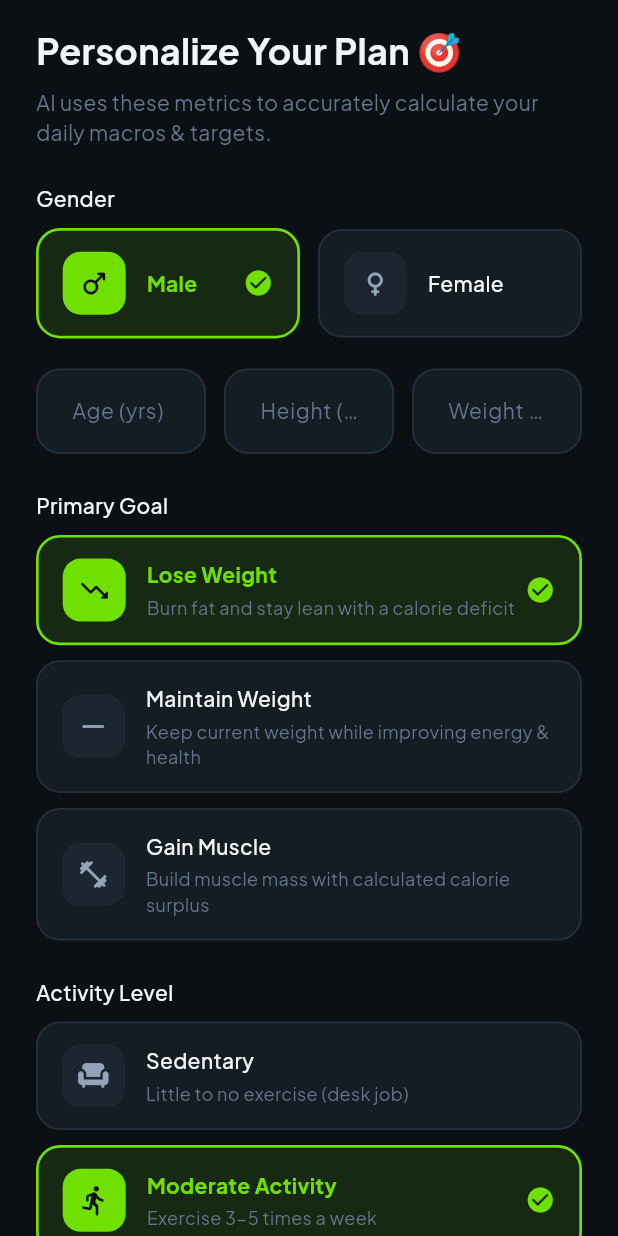
After one commit to shimaakhaled1410-hue/CaloGram-flutter, a Flutter app: the GoalSetupView screen opened by its route, on a phone screen of 412 x 824 dp. The commit adds this screen. Run offline on Flutter 3.47's test engine with Material 3 defaults, Android fonts, the phone set to English and light mode, and no system bars; our stand-ins replace device_preview, get_it, go_router, google_fonts, shared_preferences; accounts and stored records are empty.

Commit message:
Implement goal setup feature and refactor navigation to context extensions

```diff
--- a/lib/core/router/app_router.dart
+++ b/lib/core/router/app_router.dart
@@ -1,6 +1,7 @@
 import 'package:calogram_flutter/core/router/app_routes.dart';
 import 'package:calogram_flutter/features/presentation/auth/login_view.dart';
 import 'package:calogram_flutter/features/presentation/auth/register_view.dart';
+import 'package:calogram_flutter/features/presentation/goal_setup/goal_setup_view.dart';
 import 'package:calogram_flutter/features/presentation/onboarding/onboarding_view.dart';
 import 'package:calogram_flutter/features/presentation/splash/splash_view.dart';
 import 'package:go_router/go_router.dart';
@@ -26,6 +27,10 @@ abstract class AppRouter {
         path: AppRoutes.registerScreen,
         builder: (context, state) => const RegisterView(),
       ),
+      GoRoute(
+        path: AppRoutes.goalSetupScreen,
+        builder: (context, state) => const GoalSetupView(),
+      ),
     ],
   );
 }
--- a/lib/core/router/app_routes.dart
+++ b/lib/core/router/app_routes.dart
@@ -3,5 +3,6 @@ abstract class AppRoutes {
   static const String onboardingScreen = '/onboardingScreen';
   static const String loginScreen = '/loginScreen';
   static const String registerScreen = '/registerScreen';
+  static const String goalSetupScreen = '/goalSetupScreen';
   static const String dashboardScreen = '/dashboardScreen';
 }
--- a/lib/features/presentation/auth/widgets/login_view_body.dart
+++ b/lib/features/presentation/auth/widgets/login_view_body.dart
@@ -32,7 +32,7 @@ class _LoginViewBodyState extends State<LoginViewBody> {
   Future<void> _continueAsGuest() async {
     await CacheHelper.setData(key: AppConstants.isGuestUser, value: true);
     if (!mounted) return;
-    GoRouter.of(context).pushReplacement(AppRoutes.dashboardScreen);
+    context.go(AppRoutes.goalSetupScreen);
   }
 
   @override
@@ -70,7 +70,7 @@ class _LoginViewBodyState extends State<LoginViewBody> {
                 ),
                 const SizedBox(height: 32),
                 Text(
-                  'Welcome Back 👋',
+                  'Welcome Back!',
                   style: AppTextStyles.font28BoldWhite,
                 ),
                 const SizedBox(height: 8),
@@ -137,8 +137,7 @@ class _LoginViewBodyState extends State<LoginViewBody> {
                   text: 'Log In',
                   onPressed: () {
                     if (_formKey.currentState!.validate()) {
-                      GoRouter.of(context)
-                          .pushReplacement(AppRoutes.dashboardScreen);
+                      context.go(AppRoutes.goalSetupScreen);
                     }
                   },
                 ),
@@ -173,7 +172,7 @@ class _LoginViewBodyState extends State<LoginViewBody> {
                     ),
                     GestureDetector(
                       onTap: () {
-                        GoRouter.of(context).push(AppRoutes.registerScreen);
+                        context.push(AppRoutes.registerScreen);
                       },
                       child: Text(
                         'Sign Up',
--- a/lib/features/presentation/auth/widgets/register_form.dart
+++ b/lib/features/presentation/auth/widgets/register_form.dart
@@ -97,7 +97,7 @@ class _RegisterFormState extends State<RegisterForm> {
             text: 'Create Account',
             onPressed: () {
               if (_formKey.currentState!.validate()) {
-                GoRouter.of(context).pushReplacement(AppRoutes.dashboardScreen);
+                context.go(AppRoutes.goalSetupScreen);
               }
             },
           ),
--- a/lib/features/presentation/auth/widgets/register_view_body.dart
+++ b/lib/features/presentation/auth/widgets/register_view_body.dart
@@ -16,9 +16,11 @@ class RegisterViewBody extends StatelessWidget {
           child: Column(
             crossAxisAlignment: CrossAxisAlignment.start,
             children: [
-              Text(
-                'Create Account 🚀',
-                style: AppTextStyles.font28BoldWhite,
+              Center(
+                child: Text(
+                  'Create Account',
+                  style: AppTextStyles.font28BoldWhite,
+                ),
               ),
               const SizedBox(height: 8),
               Text(
--- /dev/null
+++ b/lib/features/presentation/goal_setup/goal_setup_view.dart
@@ -0,0 +1,13 @@
+import 'package:flutter/material.dart';
+import 'widgets/goal_setup_view_body.dart';
+
+class GoalSetupView extends StatelessWidget {
+  const GoalSetupView({super.key});
+
+  @override
+  Widget build(BuildContext context) {
+    return const Scaffold(
+      body: GoalSetupViewBody(),
+    );
+  }
+}
--- /dev/null
+++ b/lib/features/presentation/goal_setup/widgets/goal_setup_view_body.dart
@@ -0,0 +1,179 @@
+import 'package:calogram_flutter/core/router/app_routes.dart';
+import 'package:flutter/material.dart';
+import 'package:go_router/go_router.dart';
+import '../../../../../core/theme/app_text_styles.dart';
+import '../../../../../core/widgets/custom_gradient_button.dart';
+import '../../../../../core/widgets/custom_text_form_field.dart';
+import 'selectable_card.dart';
+
+class GoalSetupViewBody extends StatefulWidget {
+  const GoalSetupViewBody({super.key});
+
+  @override
+  State<GoalSetupViewBody> createState() => _GoalSetupViewBodyState();
+}
+
+class _GoalSetupViewBodyState extends State<GoalSetupViewBody> {
+  final GlobalKey<FormState> _formKey = GlobalKey<FormState>();
+  final TextEditingController _ageController = TextEditingController();
+  final TextEditingController _heightController = TextEditingController();
+  final TextEditingController _weightController = TextEditingController();
+
+  String _selectedGender = 'male';
+  String _selectedGoal = 'lose_weight';
+  String _activityLevel = 'moderate';
+
+  @override
+  void dispose() {
+    _ageController.dispose();
+    _heightController.dispose();
+    _weightController.dispose();
+    super.dispose();
+  }
+
+  @override
+  Widget build(BuildContext context) {
+    return SafeArea(
+      child: SingleChildScrollView(
+        padding: const EdgeInsets.symmetric(horizontal: 24, vertical: 16),
+        child: Form(
+          key: _formKey,
+          child: Column(
+            crossAxisAlignment: CrossAxisAlignment.start,
+            children: [
+              Text(
+                'Personalize Your Plan 🎯',
+                style: AppTextStyles.font24BoldWhite,
+              ),
+              const SizedBox(height: 6),
+              Text(
+                'AI uses these metrics to accurately calculate your daily macros & targets.',
+                style: AppTextStyles.font14RegularMuted,
+              ),
+              const SizedBox(height: 24),
+              Text('Gender', style: AppTextStyles.font14MediumWhite),
+              const SizedBox(height: 10),
+              Row(
+                children: [
+                  Expanded(
+                    child: SelectableCard(
+                      title: 'Male',
+                      icon: Icons.male_rounded,
+                      isSelected: _selectedGender == 'male',
+                      onTap: () => setState(() => _selectedGender = 'male'),
+                    ),
+                  ),
+                  const SizedBox(width: 12),
+                  Expanded(
+                    child: SelectableCard(
+                      title: 'Female',
+                      icon: Icons.female_rounded,
+                      isSelected: _selectedGender == 'female',
+                      onTap: () => setState(() => _selectedGender = 'female'),
+                    ),
+                  ),
+                ],
+              ),
+              const SizedBox(height: 20),
+              Row(
+                children: [
+                  Expanded(
+                    child: CustomTextFormField(
+                      controller: _ageController,
+                      hintText: 'Age (yrs)',
+                      keyboardType: TextInputType.number,
+                      validator: (value) =>
+                          (value == null || value.isEmpty) ? 'Required' : null,
+                    ),
+                  ),
+                  const SizedBox(width: 12),
+                  Expanded(
+                    child: CustomTextFormField(
+                      controller: _heightController,
+                      hintText: 'Height (cm)',
+                      keyboardType: TextInputType.number,
+                      validator: (value) =>
+                          (value == null || value.isEmpty) ? 'Required' : null,
+                    ),
+                  ),
+                  const SizedBox(width: 12),
+                  Expanded(
+                    child: CustomTextFormField(
+                      controller: _weightController,
+                      hintText: 'Weight (kg)',
+                      keyboardType: TextInputType.number,
+                      validator: (value) =>
+                          (value == null || value.isEmpty) ? 'Required' : null,
+                    ),
+                  ),
+                ],
+              ),
+              const SizedBox(height: 24),
+              Text('Primary Goal', style: AppTextStyles.font14MediumWhite),
+              const SizedBox(height: 10),
+              SelectableCard(
+                title: 'Lose Weight',
+                subtitle: 'Burn fat and stay lean with a calorie deficit',
+                icon: Icons.trending_down_rounded,
+                isSelected: _selectedGoal == 'lose_weight',
+                onTap: () => setState(() => _selectedGoal = 'lose_weight'),
+              ),
+              const SizedBox(height: 10),
+              SelectableCard(
+                title: 'Maintain Weight',
+                subtitle: 'Keep current weight while improving energy & health',
+                icon: Icons.horizontal_rule_rounded,
+                isSelected: _selectedGoal == 'maintain',
+                onTap: () => setState(() => _selectedGoal = 'maintain'),
+              ),
+              const SizedBox(height: 10),
+              SelectableCard(
+                title: 'Gain Muscle',
+                subtitle: 'Build muscle mass with calculated calorie surplus',
+                icon: Icons.fitness_center_rounded,
+                isSelected: _selectedGoal == 'gain_muscle',
+                onTap: () => setState(() => _selectedGoal = 'gain_muscle'),
+              ),
+              const SizedBox(height: 24),
+              Text('Activity Level', style: AppTextStyles.font14MediumWhite),
+              const SizedBox(height: 10),
+              SelectableCard(
+                title: 'Sedentary',
+                subtitle: 'Little to no exercise (desk job)',
+                icon: Icons.chair_rounded,
+                isSelected: _activityLevel == 'sedentary',
+                onTap: () => setState(() => _activityLevel = 'sedentary'),
+              ),
+              const SizedBox(height: 10),
+              SelectableCard(
+                title: 'Moderate Activity',
+                subtitle: 'Exercise 3-5 times a week',
+                icon: Icons.directions_run_rounded,
+                isSelected: _activityLevel == 'moderate',
+                onTap: () => setState(() => _activityLevel = 'moderate'),
+              ),
+              const SizedBox(height: 10),
+              SelectableCard(
+                title: 'Very Active',
+                subtitle: 'Intense daily workouts or physical job',
+                icon: Icons.bolt_rounded,
+                isSelected: _activityLevel == 'very_active',
+                onTap: () => setState(() => _activityLevel = 'very_active'),
+              ),
+              const SizedBox(height: 32),
+              CustomGradientButton(
+                text: 'Calculate My Plan & Continue',
+                onPressed: () {
+                  if (_formKey.currentState!.validate()) {
+                    context.go(AppRoutes.dashboardScreen);
+                  }
+                },
+              ),
+              const SizedBox(height: 16),
+            ],
+          ),
+        ),
+      ),
+    );
+  }
+}
--- /dev/null
+++ b/lib/features/presentation/goal_setup/widgets/selectable_card.dart
@@ -0,0 +1,96 @@
+import 'package:flutter/material.dart';
+import '../../../../../core/theme/app_colors.dart';
+import '../../../../../core/theme/app_text_styles.dart';
+
+class SelectableCard extends StatelessWidget {
+  final String title;
+  final String? subtitle;
+  final IconData icon;
+  final bool isSelected;
+  final VoidCallback onTap;
+
+  const SelectableCard({
+    super.key,
+    required this.title,
+    this.subtitle,
+    required this.icon,
+    required this.isSelected,
+    required this.onTap,
+  });
+
+  @override
+  Widget build(BuildContext context) {
+    return GestureDetector(
+      onTap: onTap,
+      child: AnimatedContainer(
+        duration: const Duration(milliseconds: 250),
+        padding: const EdgeInsets.symmetric(horizontal: 16, vertical: 14),
+        decoration: BoxDecoration(
+          color: isSelected
+              ? AppColors.primaryNeonLime.withValues(alpha: 0.12)
+              : AppColors.cardDark,
+          borderRadius: BorderRadius.circular(16),
+          border: Border.all(
+            color: isSelected
+                ? AppColors.primaryNeonLime
+                : AppColors.inputBorderDark,
+            width: isSelected ? 1.8 : 1.2,
+          ),
+        ),
+        child: Row(
+          children: [
+            Container(
+              padding: const EdgeInsets.all(10),
+              decoration: BoxDecoration(
+                color: isSelected
+                    ? AppColors.primaryNeonLime
+                    : AppColors.cardDarkElevated,
+                borderRadius: BorderRadius.circular(12),
+              ),
+              child: Icon(
+                icon,
+                color: isSelected
+                    ? AppColors.backgroundDark
+                    : AppColors.textSecondaryDark,
+                size: 22,
+              ),
+            ),
+            const SizedBox(width: 14),
+            Expanded(
+              child: Column(
+                crossAxisAlignment: CrossAxisAlignment.start,
+                children: [
+                  Text(
+                    title,
+                    style: AppTextStyles.font14MediumWhite.copyWith(
+                      fontWeight:
+                          isSelected ? FontWeight.bold : FontWeight.w500,
+                      color: isSelected
+                          ? AppColors.primaryNeonLime
+                          : AppColors.textMainDark,
+                    ),
+                  ),
+                  if (subtitle != null) ...[
+                    const SizedBox(height: 4),
+                    Text(
+                      subtitle!,
+                      style: AppTextStyles.font14RegularMuted.copyWith(
+                        fontSize: 12,
+                      ),
+                    ),
+                  ],
+                ],
+              ),
+            ),
+            if (isSelected)
+              const Icon(
+                Icons.check_circle_rounded,
+                color: AppColors.primaryNeonLime,
+                size: 20,
+              ),
+          ],
+        ),
+      ),
+    );
+  }
+}
--- a/lib/features/presentation/onboarding/widgets/onboarding_view_body.dart
+++ b/lib/features/presentation/onboarding/widgets/onboarding_view_body.dart
@@ -47,7 +47,7 @@ class _OnboardingViewBodyState extends State<OnboardingViewBody> {
   Future<void> _completeOnboarding() async {
     await CacheHelper.setData(key: AppConstants.isOnboardingSeen, value: true);
     if (!mounted) return;
-    GoRouter.of(context).pushReplacement(AppRoutes.loginScreen);
+    context.go(AppRoutes.loginScreen);
   }
 
   @override
--- a/lib/features/presentation/splash/widgets/splash_view_body.dart
+++ b/lib/features/presentation/splash/widgets/splash_view_body.dart
@@ -51,16 +51,15 @@ class _SplashViewBodyState extends State<SplashViewBody>
           CacheHelper.getBool(key: AppConstants.isOnboardingSeen) ?? false;
       final bool isGuest =
           CacheHelper.getBool(key: AppConstants.isGuestUser) ?? false;
-      final String? token = CacheHelper.getString(
-        key: AppConstants.cachedUserToken,
-      );
+      final String? token =
+          CacheHelper.getString(key: AppConstants.cachedUserToken);
 
       if (!isOnboardingSeen) {
-        GoRouter.of(context).pushReplacement(AppRoutes.onboardingScreen);
+        context.go(AppRoutes.onboardingScreen);
       } else if (isGuest || (token != null && token.isNotEmpty)) {
-        GoRouter.of(context).pushReplacement(AppRoutes.dashboardScreen);
+        context.go(AppRoutes.dashboardScreen);
       } else {
-        GoRouter.of(context).pushReplacement(AppRoutes.loginScreen);
+        context.go(AppRoutes.loginScreen);
       }
     });
   }
```
